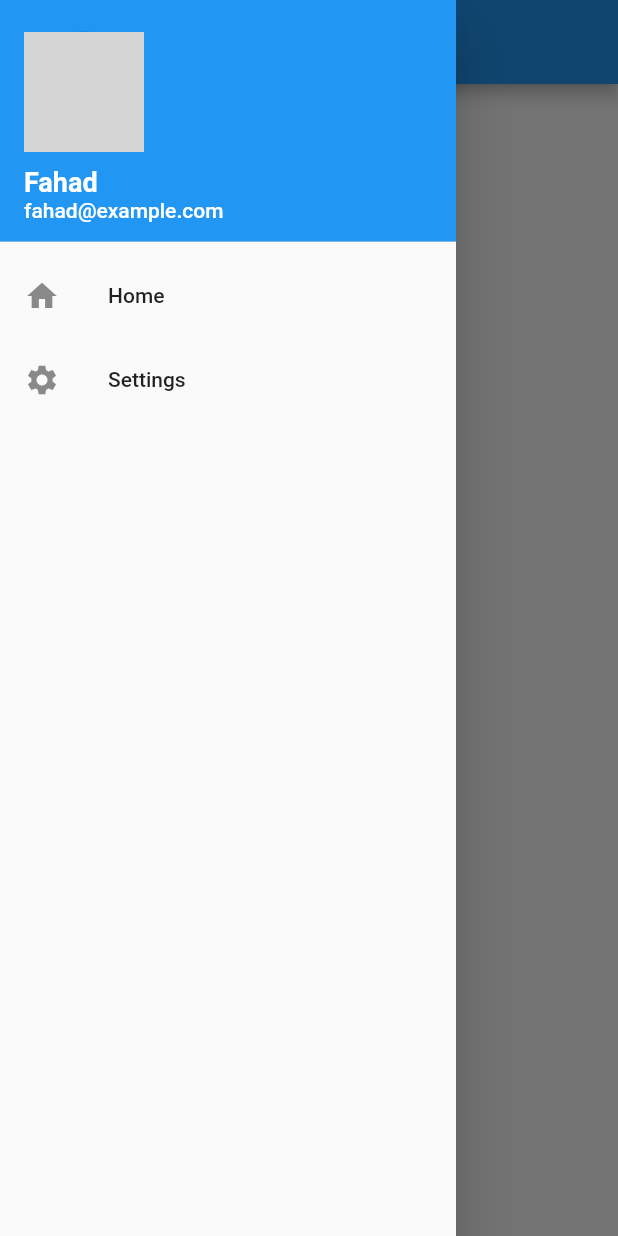
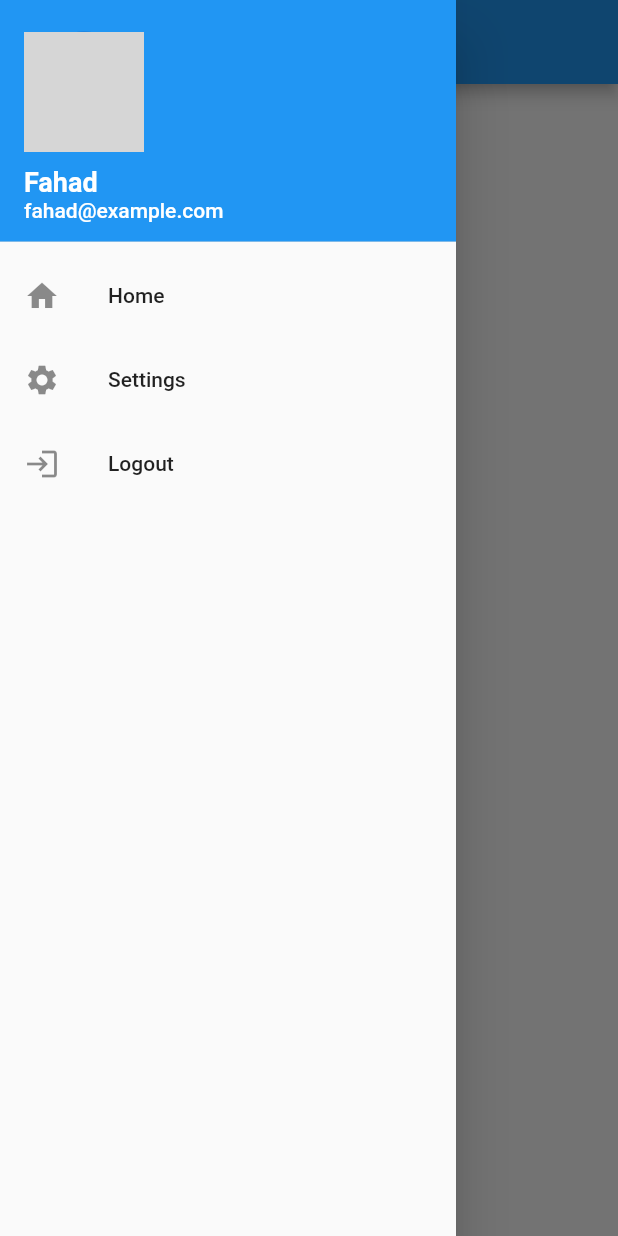
Before and after one commit to FahadMehboob/git_practice, a Flutter app: the screen it shows after launch, with the side drawer open, on a phone screen of 412 x 824 dp. Run offline on Flutter 3.47's test engine with Material 2 defaults, Android fonts, the phone set to English and light mode, and no system bars; network calls fail; grey boxes are pictures that could not be loaded.

Commit message:
another listtile added

```diff
--- a/lib/home_screen.dart
+++ b/lib/home_screen.dart
@@ -67,6 +67,14 @@ class _HomeScreenState extends State<HomeScreen> {
                 Navigator.pop(context);
               },
             ),
+            ListTile(
+              leading: const Icon(Icons.login_outlined),
+              title: const Text("Logout"),
+              onTap: () {
+                // Navigate to settings screen or perform relevant action
+                Navigator.pop(context);
+              },
+            ),
             // Add more list tiles for additional options
           ],
         ),
```
